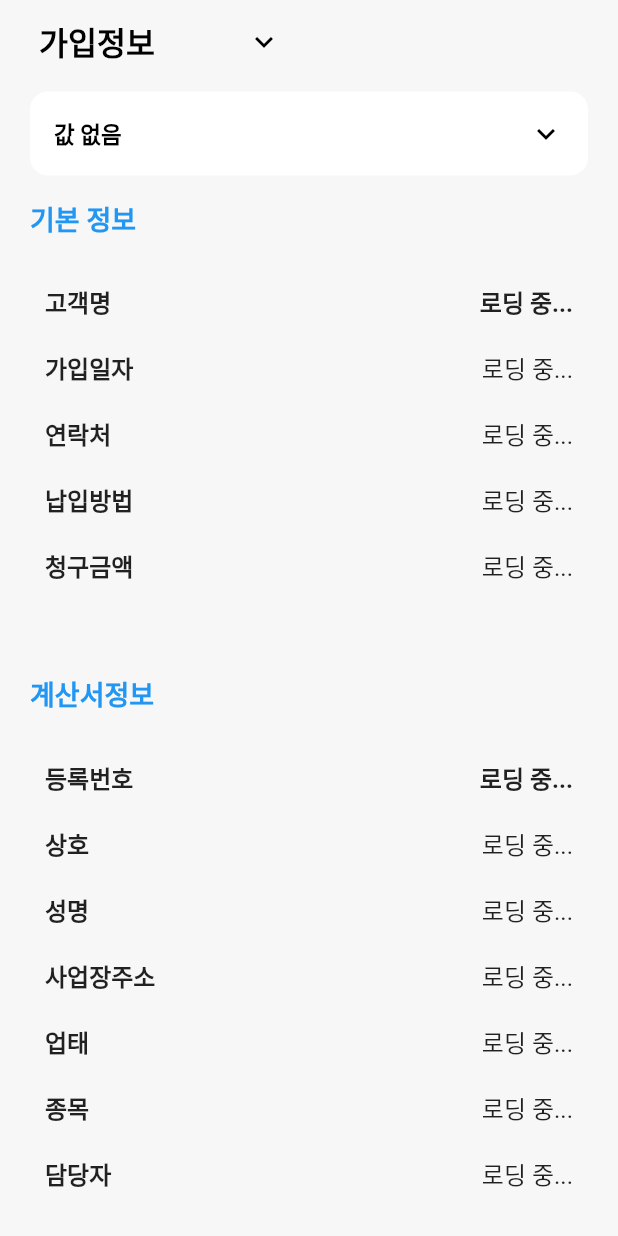
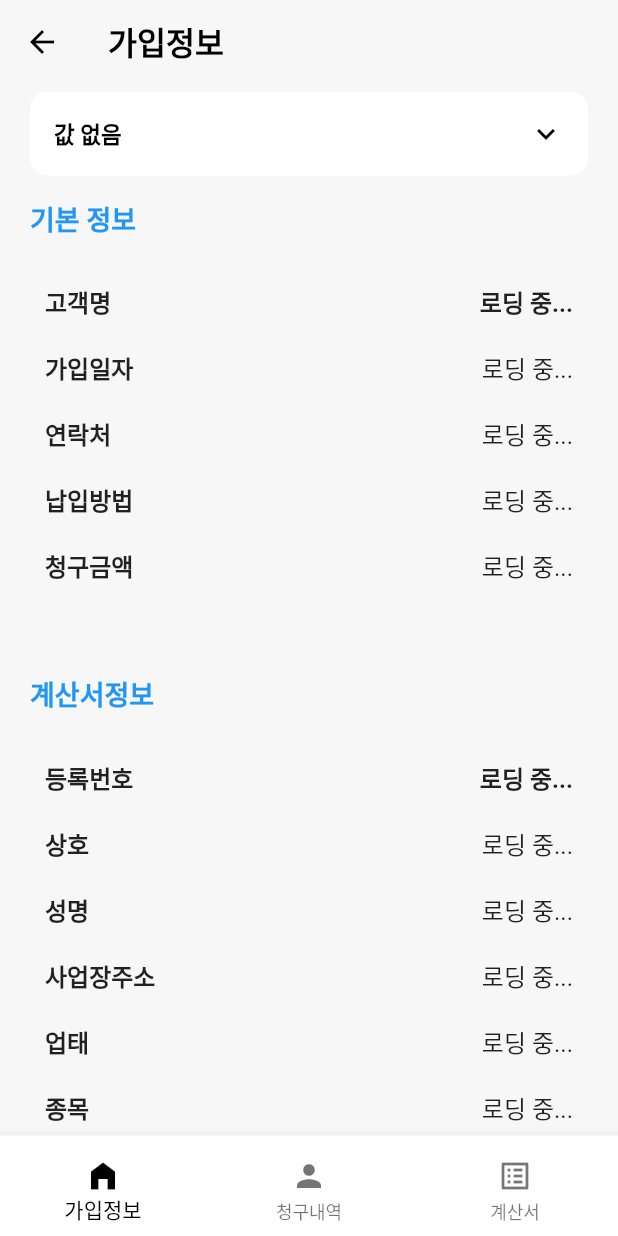
Before and after one commit to chicdd/flutter, a Flutter app: the ErpHome screen opened directly, on a phone screen of 412 x 824 dp. Run offline on Flutter 3.47's test engine with Material 3 defaults, Android fonts, the phone set to English and light mode, and no system bars; our stand-ins replace flutter_secure_storage, flutter_sticky_header; accounts and stored records are empty; network calls fail.

Commit message:
UI수정중

```diff
--- a/neoSecurity/lib/ERPInfo/ERP_Home.dart
+++ b/neoSecurity/lib/ERPInfo/ERP_Home.dart
@@ -8,6 +8,7 @@ import 'package:neosecurity/ERPInfo/ERPCus_Info.dart';
 import 'package:neosecurity/Modal/Modal_page_List.dart';
 import 'package:neosecurity/globals.dart';
 
+import '../Home.dart';
 import '../RestAPI.dart';
 import '../functions.dart';
 
@@ -20,28 +21,24 @@ class ErpHome extends StatefulWidget {
 class ErpHomeState extends State<ErpHome> {
   late int _Index = 0;
   late String title = '타이틀 없음';
-  List<String> itemList = cusPageList;
   final List<Widget> _pages = [ERPCusInfo(), ClaimInfo(), BillInfo()];
-  Timer? _dataCheckTimer;
-  void _onItemSelected(int index, String newTitle) {
+  int _selectedIndex = 0;
+
+  void _onItemTapped(int index) {
+    if (mounted) {
+      // mounted 체크 추가
       setState(() {
-      _Index = index;
-      title = newTitle;
+        _selectedIndex = index; // BottomNavigationBar에 반영
+        _Index = index; // body도 같이 반영
+        title = cusPageList[index]; // 타이틀도 변경
       });
-    tabERPIndex = index;
     }
-
-  // void _setTitle(String newTitle) {
-  //   setState(() {
-  //     title = newTitle;
-  //   });
-  // }
+  }
 
   @override
   void initState() {
     super.initState();
-    _Index = tabERPIndex;
-    title = itemList[_Index];
+    title = cusPageList[_Index];
 
     print('getErpCustomer 완료');
   }
@@ -51,40 +48,19 @@ class ErpHomeState extends State<ErpHome> {
     return Scaffold(
       appBar: AppBar(
         systemOverlayStyle: SystemUiOverlayStyle.dark,
-        title: Row(
-          children: [
-            ElevatedButton(
+        iconTheme: const IconThemeData(
+          color: Colors.black, // 색변경
+        ),
+        leading: IconButton(
+          icon: const Icon(Icons.arrow_back, color: Colors.black),
           onPressed: () {
-                showModalBottomSheet(
-                  context: context,
-                  isScrollControlled: true,
-                  shape: const RoundedRectangleBorder(
-                    borderRadius: BorderRadius.vertical(
-                      top: Radius.circular(20),
-                    ),
-                  ),
-                  backgroundColor: Colors.white,
-                  builder:
-                      (context) => pageList(
-                        context: context,
-                        itemList: itemList,
-                        onItemSelected: _onItemSelected,
-                      ),
+            Navigator.pushReplacement(
+              context,
+              MaterialPageRoute(builder: (context) => const Home()),
             );
           },
-              style: ElevatedButton.styleFrom(
-                padding: const EdgeInsets.symmetric(
-                  vertical: 20,
-                  horizontal: 10,
         ),
-                backgroundColor: Colors.transparent,
-                foregroundColor: Colors.black,
-                elevation: 0,
-                shadowColor: Colors.transparent,
-                minimumSize: Size.zero,
-                tapTargetSize: MaterialTapTargetSize.shrinkWrap,
-              ),
-              child: Row(
+        title: Row(
           children: [
             SizedBox(
               width: 130,
@@ -93,12 +69,8 @@ class ErpHomeState extends State<ErpHome> {
                 style: const TextStyle(
                   fontSize: 21,
                   fontWeight: FontWeight.w700,
+                  color: Colors.black,
                 ),
-                    ),
-                  ),
-                  const SizedBox(width: 8),
-                  const Icon(Icons.expand_more),
-                ],
               ),
             ),
           ],
@@ -107,8 +79,42 @@ class ErpHomeState extends State<ErpHome> {
         automaticallyImplyLeading: false,
         shadowColor: Colors.transparent,
       ),
+
       backgroundColor: const Color(0xfff7f7f7),
+
       body: _pages[_Index],
+
+      bottomNavigationBar: BottomNavigationBar(
+        type: BottomNavigationBarType.fixed, // 명시적으로 고정형 지정
+        currentIndex: _selectedIndex,
+        onTap: _onItemTapped,
+        backgroundColor: const Color(0xffffffff),
+        selectedItemColor: Colors.black,
+        unselectedItemColor: Colors.black54,
+        items: [
+          BottomNavigationBarItem(
+            icon: Padding(
+              padding: EdgeInsets.only(top: 8.0),
+              child: Icon(Icons.home_filled),
+            ),
+            label: cusPageList[0],
+          ),
+          BottomNavigationBarItem(
+            icon: Padding(
+              padding: EdgeInsets.only(top: 8.0),
+              child: Icon(Icons.person),
+            ),
+            label: cusPageList[1],
+          ),
+          BottomNavigationBarItem(
+            icon: Padding(
+              padding: EdgeInsets.only(top: 8.0),
+              child: Icon(Icons.list_alt),
+            ),
+            label: cusPageList[2],
+          ),
+        ],
+      ),
     );
   }
 }
--- a/neoSecurity/lib/Login.dart
+++ b/neoSecurity/lib/Login.dart
@@ -1,6 +1,7 @@
 import 'package:flutter/material.dart';
 import 'package:flutter/services.dart';
 import 'package:flutter_secure_storage/flutter_secure_storage.dart';
+import 'package:neosecurity/Display.dart';
 import 'package:neosecurity/Main.dart';
 import 'package:neosecurity/randomNumCreate.dart';
 
@@ -154,10 +155,10 @@ class _LoginState extends State<Login> {
                         //검증 모두 통과하면
                         saveToken(phoneCode); //휴대폰번호를 토큰으로 휴대폰에 저장
                         //await getCustomer();
-                        Navigator.push(
+                        Navigator.pushReplacement(
                           context,
                           MaterialPageRoute(
-                            builder: (context) => const Main(),
+                            builder: (context) => const Display(),
                           ), //Main으로 위젯 넘기기
                         );
                       }
```
Also changed, not shown: neoSecurity/lib/Setting.dart (+27 -3 lines). Lines whose indentation alone changed are shown as unchanged.
